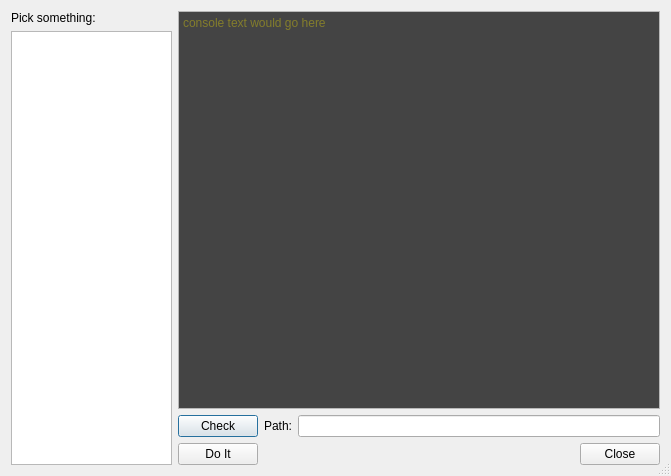
Above: src/m64py/ui/agblank.ui from AlphaGriffin/mupen64plus-ui-python before the change. Below: the same form after it.
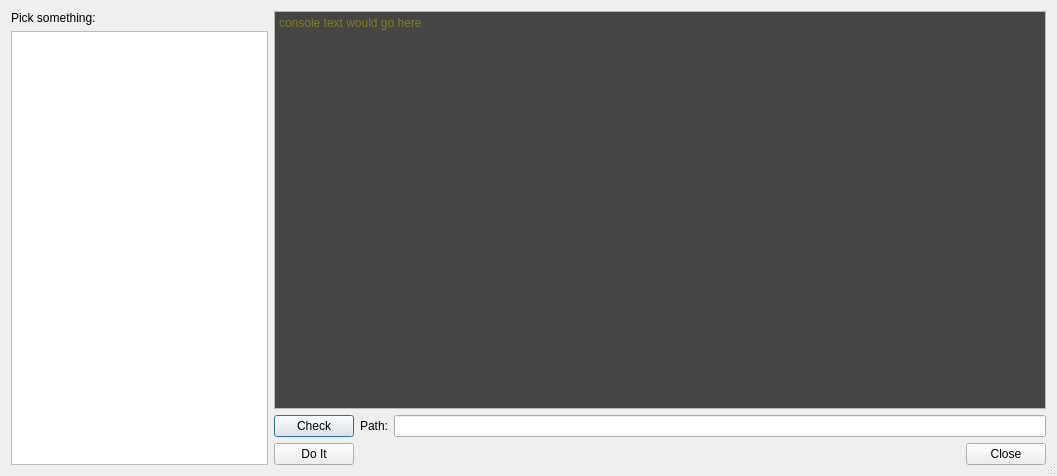
That is the form after the change.

Patch:
```diff
--- a/src/m64py/ui/agblank.ui
+++ b/src/m64py/ui/agblank.ui
@@ -6,7 +6,7 @@
    <rect>
     <x>0</x>
     <y>0</y>
-    <width>671</width>
+    <width>1057</width>
     <height>476</height>
    </rect>
   </property>
```
